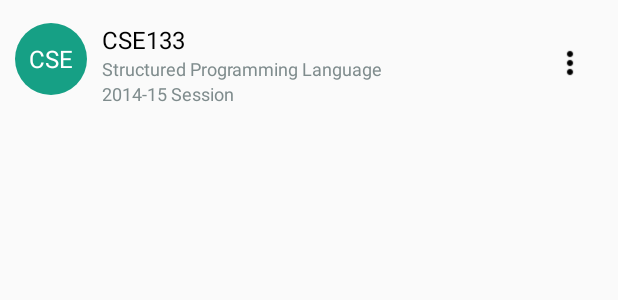
After one commit to Shadat-tonmoy/SUST-AMS, an Android app: the layout course_single_row.xml on its own in the app's theme, with its tools: preview values and no code run, on a phone screen of 412 x 824 dp. The commit adds this screen. Shown: the top 300 px of the screen. Run offline under Robolectric (Android 15) with nearby library versions, the phone set to English and light mode, and no system bars.

Commit message:
course list with listview implemented

```diff
--- /dev/null
+++ b/app/src/main/res/drawable/round_light_green.xml
@@ -0,0 +1,9 @@
+<?xml version="1.0" encoding="utf-8"?>
+<shape xmlns:android="http://schemas.android.com/apk/res/android"
+    android:shape="oval">
+    <solid android:color="#16a085"/>
+    <size
+        android:width="64dp"
+        android:height="64dp"
+        />
+</shape>
--- a/app/src/main/res/layout/activity_setup.xml
+++ b/app/src/main/res/layout/activity_setup.xml
@@ -44,6 +44,11 @@
 
             </RelativeLayout>
 
+            <ListView
+                android:layout_width="match_parent"
+                android:layout_height="match_parent"
+                android:id="@+id/course_list"></ListView>
+
 
             <android.support.design.widget.FloatingActionButton
                 android:id="@+id/course_add_fab"
--- /dev/null
+++ b/app/src/main/res/layout/course_single_row.xml
@@ -0,0 +1,69 @@
+<?xml version="1.0" encoding="utf-8"?>
+<RelativeLayout xmlns:android="http://schemas.android.com/apk/res/android"
+    xmlns:app="http://schemas.android.com/apk/res-auto"
+    android:orientation="vertical"
+    android:layout_width="match_parent"
+    android:layout_height="match_parent">
+
+    <TextView
+        android:id="@+id/course_icon"
+        android:layout_width="48dp"
+        android:layout_height="48dp"
+        android:layout_marginTop="15dp"
+        android:layout_marginLeft="10dp"
+        android:text="CSE"
+        android:gravity="center"
+        android:background="@drawable/round_light_green"
+        android:textSize="16sp"
+        android:textColor="#ffffff"
+        />
+
+    <TextView
+        android:id="@+id/course_code"
+        android:layout_width="wrap_content"
+        android:layout_height="wrap_content"
+        android:layout_alignTop="@+id/course_icon"
+        android:layout_marginLeft="10dp"
+        android:layout_toEndOf="@+id/course_icon"
+        android:layout_toRightOf="@+id/course_icon"
+        android:text="CSE133"
+        android:textColor="#000000"
+        android:textSize="16sp"
+        />
+
+    <TextView
+        android:id="@+id/course_title"
+        android:layout_width="wrap_content"
+        android:layout_height="wrap_content"
+        android:layout_alignLeft="@+id/course_code"
+        android:layout_alignStart="@+id/course_code"
+        android:layout_below="@+id/course_code"
+        android:text="Structured Programming Language"
+        android:textColor="#7f8c8d"
+        android:textSize="12sp"
+        />
+
+    <TextView
+        android:id="@+id/course_session"
+        android:layout_width="wrap_content"
+        android:layout_height="wrap_content"
+        android:layout_alignLeft="@+id/course_title"
+        android:layout_alignStart="@+id/course_title"
+        android:layout_below="@+id/course_title"
+        android:text="2014-15 Session"
+        android:textColor="#7f8c8d"
+        android:textSize="12sp"
+        />
+
+    <ImageView
+        android:id="@+id/edit_course_icon1"
+        android:layout_width="24dp"
+        android:layout_height="24dp"
+        android:layout_marginRight="20dp"
+        app:srcCompat="@drawable/more_vert"
+        android:layout_marginEnd="20dp"
+        android:layout_above="@+id/course_session"
+        android:layout_alignParentRight="true"
+        android:layout_alignParentEnd="true" />
+
+</RelativeLayout>
```
Also changed, not shown: app/src/main/java/shadattonmoy/ams/Course.java (added, +54 -0 lines), app/src/main/java/shadattonmoy/ams/CourseAdapter.java (added, +59 -0 lines), app/src/main/java/shadattonmoy/ams/CourseAddActivity.java (+50 -12 lines), app/src/main/java/shadattonmoy/ams/SQLiteAdapter.java (+33 -34 lines), app/src/main/java/shadattonmoy/ams/Setup.java (+40 -6 lines), app/src/main/res/drawable/round_black.xml (added, +9 -0 lines), app/src/main/res/drawable/round_blue.xml (added, +9 -0 lines), app/src/main/res/drawable/round_carrot.xml (added, +9 -0 lines), app/src/main/res/drawable/round_green.xml (added, +9 -0 lines), app/src/main/res/drawable/round_green2.xml (added, +9 -0 lines), app/src/main/res/drawable/round_green3.xml (added, +9 -0 lines), app/src/main/res/drawable/round_pumpkin.xml (added, +9 -0 lines), app/src/main/res/drawable/round_purple.xml (added, +9 -0 lines), app/src/main/res/drawable/round_red.xml (added, +9 -0 lines), 2 more files.
